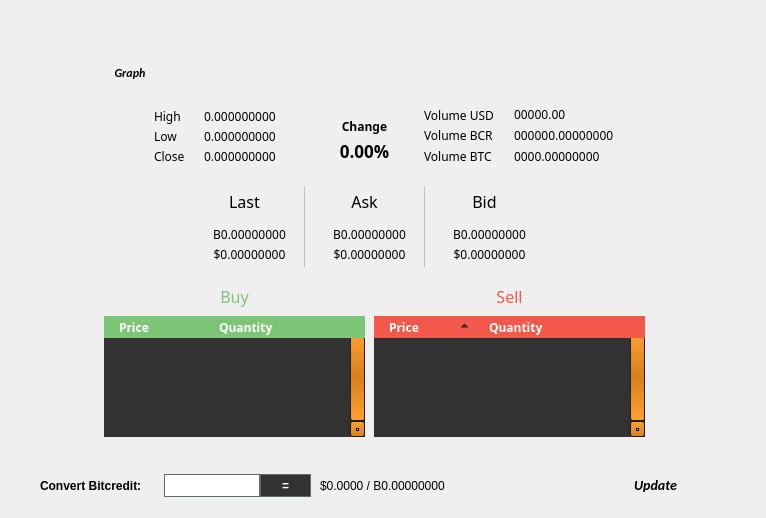
First picture: the form in src/qt/forms/exchangebrowser.ui, repository thelonecrouton/bitcredit, before the edit.
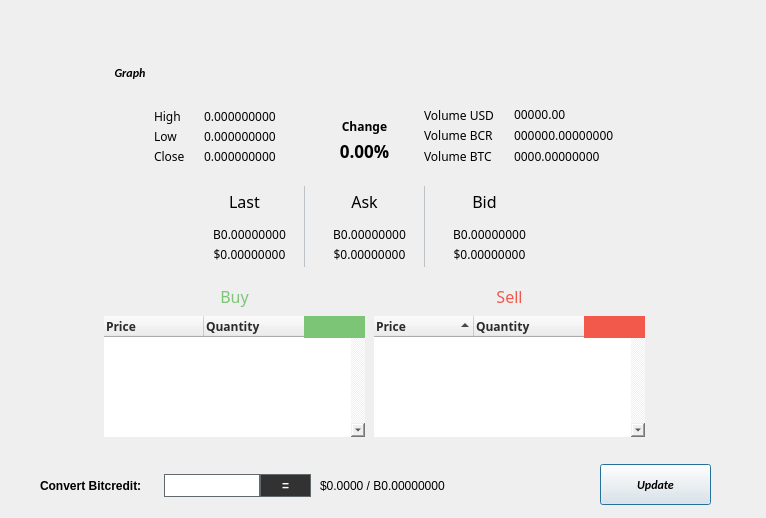
Second picture: the form after the edit. The open tabs and pages were chosen to show the change. Icons and pictures are not drawn. Custom widgets are drawn as their Qt base class.

Diff of the .ui file:
```diff
--- a/src/qt/forms/exchangebrowser.ui
+++ b/src/qt/forms/exchangebrowser.ui
@@ -375,6 +375,7 @@
            <font>
             <family>Myriad Pro</family>
             <pointsize>-1</pointsize>
+            <kerning>true</kerning>
            </font>
           </property>
           <property name="text">
@@ -394,64 +395,7 @@
            <bool>true</bool>
           </property>
           <property name="styleSheet">
-           <string notr="true"> QScrollBar:vertical
-{
-      background: QLinearGradient( x1: 0, y1: 0, x2: 1, y2: 0, stop: 0.0 #121212, stop: 0.2 #282828, stop: 1 #484848);
-      width: 15px;
-      margin: 16px 0 16px 0;
-      border: 1px solid #222222;
-}
-
-QScrollBar::handle:vertical
-{
-      background: QLinearGradient( x1: 0, y1: 0, x2: 0, y2: 1, stop: 0 #ffa02f, stop: 0.5 #d7801a, stop: 1 #ffa02f);
-      min-height: 20px;
-      border-radius: 2px;
-}
-
-QScrollBar::add-line:vertical
-{
-      border: 1px solid #1b1b19;
-      border-radius: 2px;
-      background: QLinearGradient( x1: 0, y1: 0, x2: 0, y2: 1, stop: 0 #ffa02f, stop: 1 #d7801a);
-      height: 14px;
-      subcontrol-position: bottom;
-      subcontrol-origin: margin;
-}
-
-QScrollBar::sub-line:vertical
-{
-      border: 1px solid #1b1b19;
-      border-radius: 2px;
-      background: QLinearGradient( x1: 0, y1: 0, x2: 0, y2: 1, stop: 0 #d7801a, stop: 1 #ffa02f);
-      height: 14px;
-      subcontrol-position: top;
-      subcontrol-origin: margin;
-}
-
-QScrollBar::up-arrow:vertical, QScrollBar::down-arrow:vertical
-{
-      border: 1px solid black;
-      width: 1px;
-      height: 1px;
-      background: white;
-}
-
-
-QScrollBar::add-page:vertical, QScrollBar::sub-page:vertical
-{
-      background: none;
-}
-
-
-QTreeWidget {background:#323232;}
- QHeaderView::section {
-     background-color: #f2594b;
-     padding-left: 15px;
-     border: 0px;
-	height:22px;
- }
-</string>
+           <string notr="true"/>
           </property>
           <property name="verticalScrollBarPolicy">
            <enum>Qt::ScrollBarAlwaysOn</enum>
@@ -499,9 +443,9 @@
            <property name="foreground">
             <brush brushstyle="SolidPattern">
              <color alpha="255">
-              <red>255</red>
-              <green>255</green>
-              <blue>255</blue>
+              <red>43</red>
+              <green>43</green>
+              <blue>43</blue>
              </color>
             </brush>
            </property>
@@ -531,9 +475,9 @@
            <property name="foreground">
             <brush brushstyle="SolidPattern">
              <color alpha="255">
-              <red>255</red>
-              <green>255</green>
-              <blue>255</blue>
+              <red>43</red>
+              <green>43</green>
+              <blue>43</blue>
              </color>
             </brush>
            </property>
@@ -710,6 +654,8 @@
            <font>
             <family>Myriad Pro</family>
             <pointsize>-1</pointsize>
+            <weight>75</weight>
+            <bold>true</bold>
            </font>
           </property>
           <property name="text">
@@ -751,64 +697,7 @@
            </rect>
           </property>
           <property name="styleSheet">
-           <string notr="true">QScrollBar:vertical
-{
-      background: QLinearGradient( x1: 0, y1: 0, x2: 1, y2: 0, stop: 0.0 #121212, stop: 0.2 #282828, stop: 1 #484848);
-      width: 15px;
-      margin: 16px 0 16px 0;
-      border: 1px solid #222222;
-}
-
-QScrollBar::handle:vertical
-{
-      background: QLinearGradient( x1: 0, y1: 0, x2: 0, y2: 1, stop: 0 #ffa02f, stop: 0.5 #d7801a, stop: 1 #ffa02f);
-      min-height: 20px;
-      border-radius: 2px;
-}
-
-QScrollBar::add-line:vertical
-{
-      border: 1px solid #1b1b19;
-      border-radius: 2px;
-      background: QLinearGradient( x1: 0, y1: 0, x2: 0, y2: 1, stop: 0 #ffa02f, stop: 1 #d7801a);
-      height: 14px;
-      subcontrol-position: bottom;
-      subcontrol-origin: margin;
-}
-
-QScrollBar::sub-line:vertical
-{
-      border: 1px solid #1b1b19;
-      border-radius: 2px;
-      background: QLinearGradient( x1: 0, y1: 0, x2: 0, y2: 1, stop: 0 #d7801a, stop: 1 #ffa02f);
-      height: 14px;
-      subcontrol-position: top;
-      subcontrol-origin: margin;
-}
-
-QScrollBar::up-arrow:vertical, QScrollBar::down-arrow:vertical
-{
-      border: 1px solid black;
-      width: 1px;
-      height: 1px;
-      background: white;
-}
-
-
-QScrollBar::add-page:vertical, QScrollBar::sub-page:vertical
-{
-      background: none;
-}
-
-
-QTreeWidget {background:#323232;}
- QHeaderView::section {
-     background-color: #7cc576;
-     padding-left: 15px;
-     border: 0px;
-	height:22px;
- }
-</string>
+           <string notr="true"/>
           </property>
           <property name="verticalScrollBarPolicy">
            <enum>Qt::ScrollBarAlwaysOn</enum>
@@ -837,9 +726,9 @@
            <property name="foreground">
             <brush brushstyle="SolidPattern">
              <color alpha="255">
-              <red>255</red>
-              <green>255</green>
-              <blue>255</blue>
+              <red>43</red>
+              <green>43</green>
+              <blue>43</blue>
              </color>
             </brush>
            </property>
@@ -866,9 +755,9 @@
            <property name="foreground">
             <brush brushstyle="SolidPattern">
              <color alpha="255">
-              <red>255</red>
-              <green>255</green>
-              <blue>255</blue>
+              <red>43</red>
+              <green>43</green>
+              <blue>43</blue>
              </color>
             </brush>
            </property>
@@ -1348,14 +1237,13 @@
       <property name="font">
        <font>
         <family>calibri</family>
-        <pointsize>-1</pointsize>
         <weight>75</weight>
         <italic>true</italic>
         <bold>true</bold>
        </font>
       </property>
       <property name="styleSheet">
-       <string notr="true">margin:0px;text-align:center;padding:2px;border-radius:3px;font-style:italic;width:100px;font-size:14px;font-family:calibri;font-weight:600;</string>
+       <string notr="true"/>
       </property>
       <property name="text">
        <string>Update</string>
```
Left out of the diff: 101 changed lines with no effect on the pictures.
